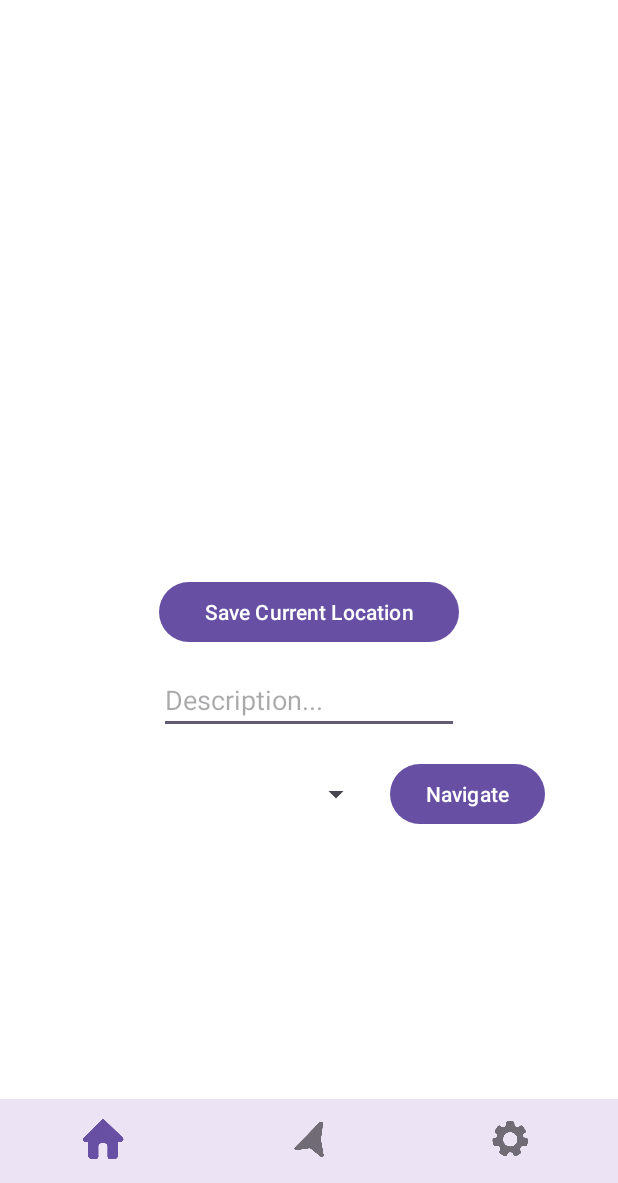
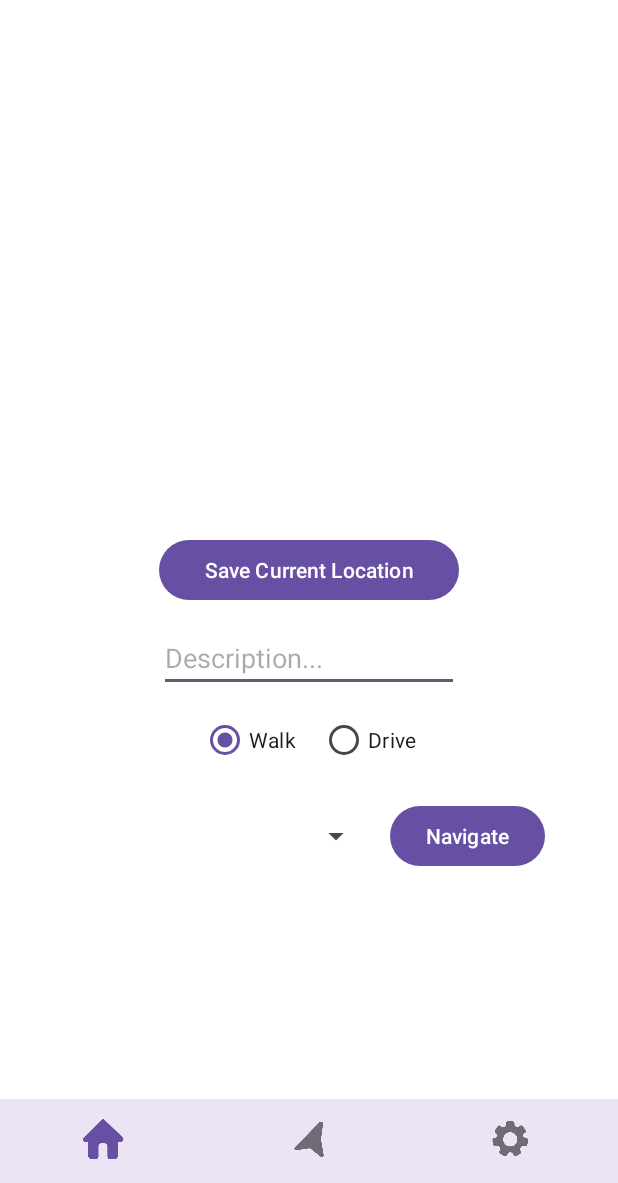
Before and after one commit to jenya1996/Where-DId-I-Park, an Android app: the screen it shows after launch (MainActivity), on a phone screen of 412 x 824 dp, the part 53-1236 px from its top. Run offline under Robolectric (Android 15) with nearby library versions, the phone set to English and light mode, and no system bars.

Commit message:
added radio-bullets for choosing driving/walking mode for navigation in homeactivity

```diff
--- a/app/src/main/java/com/EvgeniG_EladO_HalelF/myapplication/MainActivity.java
+++ b/app/src/main/java/com/EvgeniG_EladO_HalelF/myapplication/MainActivity.java
@@ -16,6 +16,7 @@ import android.util.Log;
 import android.widget.ArrayAdapter;
 import android.widget.Button;
 import android.widget.EditText;
+import android.widget.RadioGroup;
 import android.widget.Spinner;
 import android.widget.Toast;
 
@@ -52,6 +53,7 @@ public class MainActivity extends AppCompatActivity {
 
     private static final String PREFS_NAME = "AppSettings";
     private static final String NOTIFICATION_TIME_KEY = "notification_time";
+    private RadioGroup navigationModeGroup;
 
 
     @Override
@@ -69,6 +71,17 @@ public class MainActivity extends AppCompatActivity {
                 .findFragmentById(R.id.map_fragment);
 
         noteInput = findViewById(R.id.note_input);
+
+        navigationModeGroup = findViewById(R.id.navigation_mode_group_main);
+
+        SharedPreferences prefs = getSharedPreferences(PREFS_NAME, MODE_PRIVATE);
+        String defaultMode = prefs.getString("navigation_mode", "walking");
+
+        if ("driving".equals(defaultMode)) {
+            navigationModeGroup.check(R.id.driving_mode_main);
+        } else {
+            navigationModeGroup.check(R.id.walking_mode_main);
+        }
 
         if (mapFragment != null) {
             mapFragment.getMapAsync(googleMap -> {
@@ -97,10 +110,15 @@ public class MainActivity extends AppCompatActivity {
             int selected = locationSpinner.getSelectedItemPosition();
             if (selected >= 0 && selected < savedLatLngList.size()) {
                 LatLng latLng = savedLatLngList.get(selected);
+                int selectedModeId = navigationModeGroup.getCheckedRadioButtonId();
+                String mode = (selectedModeId == R.id.driving_mode_main) ? "driving" : "walking";
+
                 Intent intent = new Intent(this, NavigationActivity.class);
                 intent.putExtra("LAT", latLng.latitude);
                 intent.putExtra("LNG", latLng.longitude);
+                intent.putExtra("MODE", mode);
                 startActivity(intent);
+
             }
         });
 
@@ -122,6 +140,12 @@ public class MainActivity extends AppCompatActivity {
             return false;
 
         });
+    }
+
+    @Override
+    protected void onResume() {
+        super.onResume();
+        updateNavigationModeFromPreferences();
     }
 
     private void checkLocationPermission() {
@@ -307,5 +331,15 @@ public class MainActivity extends AppCompatActivity {
         alarmManager.setExactAndAllowWhileIdle(AlarmManager.RTC_WAKEUP, triggerAtMillis, pendingIntent);
     }
 
+    private void updateNavigationModeFromPreferences() {
+        SharedPreferences prefs = getSharedPreferences("AppSettings", MODE_PRIVATE);
+        String navMode = prefs.getString("navigation_mode", "walking");
+
+        if ("walking".equals(navMode)) {
+            navigationModeGroup.check(R.id.walking_mode_main); // or mode_walking depending on your ID
+        } else {
+            navigationModeGroup.check(R.id.driving_mode_main); // or mode_driving
+        }
+    }
 
 }
--- a/app/src/main/java/com/EvgeniG_EladO_HalelF/myapplication/NavigationActivity.java
+++ b/app/src/main/java/com/EvgeniG_EladO_HalelF/myapplication/NavigationActivity.java
@@ -146,7 +146,14 @@ public class NavigationActivity extends FragmentActivity implements OnMapReadyCa
                         googleMap.followMyLocation(CameraPerspective.TILTED));
 
                 mRoutingOptions = new RoutingOptions();
-                mRoutingOptions.travelMode(RoutingOptions.TravelMode.DRIVING);
+
+                String mode = getIntent().getStringExtra("MODE");
+                if ("walking".equals(mode)) {
+                    mRoutingOptions.travelMode(RoutingOptions.TravelMode.WALKING);
+                } else {
+                    mRoutingOptions.travelMode(RoutingOptions.TravelMode.DRIVING);
+                }
+
 
 //                locationDB.insertLocation(11.2222, 33.4444);
 //                locationDB.insertLocation(telAviv);
--- a/app/src/main/res/layout/activity_main.xml
+++ b/app/src/main/res/layout/activity_main.xml
@@ -19,7 +19,6 @@
         app:layout_constraintStart_toStartOf="parent"
         app:layout_constraintEnd_toEndOf="parent" />
 
-
     <!-- Controls: Save Button, Spinner, Navigate -->
     <LinearLayout
         android:id="@+id/map_controls"
@@ -32,7 +31,6 @@
         app:layout_constraintBottom_toTopOf="@id/bottom_navigation"
         app:layout_constraintStart_toStartOf="parent"
         app:layout_constraintEnd_toEndOf="parent">
-
 
         <Button
             android:id="@+id/save_location_button"
@@ -47,8 +45,29 @@
             android:hint="Description..."
             android:inputType="text"
             android:maxLength="15"
-        android:layout_marginTop="12dp"/>
+            android:layout_marginTop="12dp" />
 
+        <!-- Navigation Mode Radio Group -->
+        <RadioGroup
+            android:id="@+id/navigation_mode_group_main"
+            android:layout_width="wrap_content"
+            android:layout_height="wrap_content"
+            android:orientation="horizontal"
+            android:layout_marginTop="8dp">
+
+            <RadioButton
+                android:id="@+id/walking_mode_main"
+                android:layout_width="wrap_content"
+                android:layout_height="wrap_content"
+                android:text="Walk" />
+
+            <RadioButton
+                android:id="@+id/driving_mode_main"
+                android:layout_width="wrap_content"
+                android:layout_height="wrap_content"
+                android:text="Drive"
+                android:layout_marginStart="16dp" />
+        </RadioGroup>
 
         <LinearLayout
             android:id="@+id/spinnerRow"
```
Lines whose indentation alone changed are shown as unchanged.
